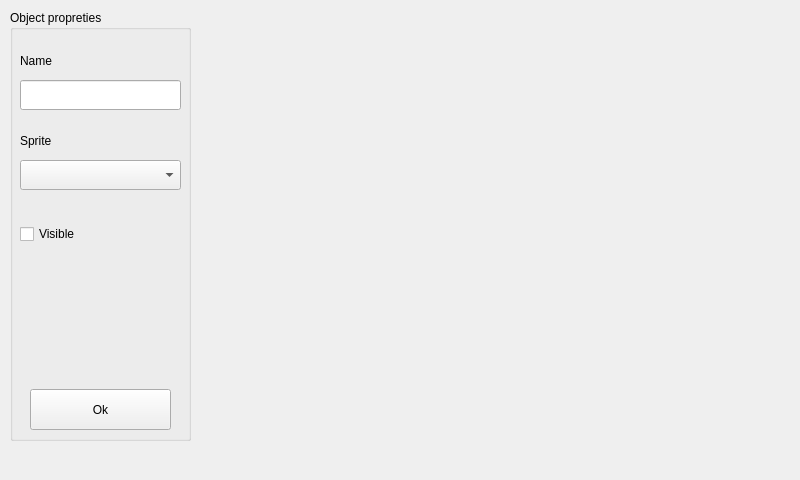
Before: the Qt Designer form objecteditor.ui in LoxoSoftware/FreeGM, drawn with Qt 5.
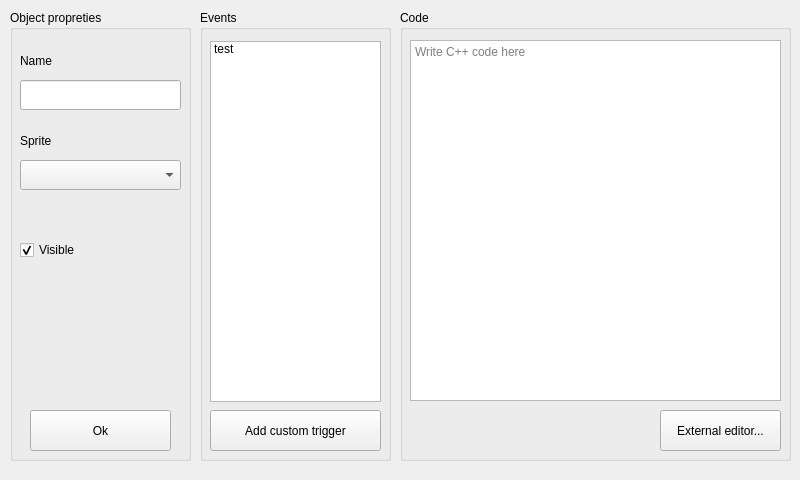
After: the same form once the commit is applied. Icons and pictures are not drawn.

What changed in the file:
```diff
--- a/objecteditor.ui
+++ b/objecteditor.ui
@@ -32,7 +32,7 @@
       <x>10</x>
       <y>10</y>
       <width>181</width>
-      <height>431</height>
+      <height>451</height>
      </rect>
     </property>
     <property name="title">
@@ -61,24 +61,11 @@
       </rect>
      </property>
     </widget>
-    <widget class="QCheckBox" name="checkBox">
-     <property name="geometry">
-      <rect>
-       <x>10</x>
-       <y>210</y>
-       <width>100</width>
-       <height>28</height>
-      </rect>
-     </property>
-     <property name="text">
-      <string>Visible</string>
-     </property>
-    </widget>
     <widget class="QPushButton" name="btnOk">
      <property name="geometry">
       <rect>
        <x>20</x>
-       <y>379</y>
+       <y>400</y>
        <width>141</width>
        <height>41</height>
       </rect>
@@ -114,17 +101,122 @@
       </rect>
      </property>
     </widget>
+    <widget class="QWidget" name="verticalLayoutWidget">
+     <property name="geometry">
+      <rect>
+       <x>10</x>
+       <y>200</y>
+       <width>160</width>
+       <height>80</height>
+      </rect>
+     </property>
+     <layout class="QVBoxLayout" name="verticalLayout">
+      <item>
+       <widget class="QCheckBox" name="chkVisible">
+        <property name="text">
+         <string>Visible</string>
+        </property>
+        <property name="checked">
+         <bool>true</bool>
+        </property>
+       </widget>
+      </item>
+     </layout>
+    </widget>
    </widget>
-  </widget>
-  <widget class="QMenuBar" name="menubar">
-   <property name="geometry">
-    <rect>
-     <x>0</x>
-     <y>0</y>
-     <width>800</width>
-     <height>27</height>
-    </rect>
-   </property>
+   <widget class="QGroupBox" name="groupBox_2">
+    <property name="geometry">
+     <rect>
+      <x>200</x>
+      <y>10</y>
+      <width>191</width>
+      <height>451</height>
+     </rect>
+    </property>
+    <property name="title">
+     <string>Events</string>
+    </property>
+    <widget class="QListWidget" name="lstEvents">
+     <property name="geometry">
+      <rect>
+       <x>10</x>
+       <y>31</y>
+       <width>171</width>
+       <height>361</height>
+      </rect>
+     </property>
+     <property name="iconSize">
+      <size>
+       <width>32</width>
+       <height>32</height>
+      </size>
+     </property>
+     <property name="itemAlignment">
+      <set>Qt::AlignLeading</set>
+     </property>
+     <item>
+      <property name="text">
+       <string>test</string>
+      </property>
+      <property name="icon">
+       <iconset resource="resources.qrc">
+        <normaloff>:/icons/constant</normaloff>:/icons/constant</iconset>
+      </property>
+     </item>
+    </widget>
+    <widget class="QPushButton" name="btnAddEvent">
+     <property name="geometry">
+      <rect>
+       <x>10</x>
+       <y>400</y>
+       <width>171</width>
+       <height>41</height>
+      </rect>
+     </property>
+     <property name="text">
+      <string>Add custom trigger</string>
+     </property>
+    </widget>
+   </widget>
+   <widget class="QGroupBox" name="groupBox_3">
+    <property name="geometry">
+     <rect>
+      <x>400</x>
+      <y>10</y>
+      <width>391</width>
+      <height>451</height>
+     </rect>
+    </property>
+    <property name="title">
+     <string>Code</string>
+    </property>
+    <widget class="QTextEdit" name="txtCode">
+     <property name="geometry">
+      <rect>
+       <x>10</x>
+       <y>30</y>
+       <width>371</width>
+       <height>361</height>
+      </rect>
+     </property>
+     <property name="placeholderText">
+      <string>Write C++ code here</string>
+     </property>
+    </widget>
+    <widget class="QPushButton" name="btnExternalCode">
+     <property name="geometry">
+      <rect>
+       <x>260</x>
+       <y>400</y>
+       <width>121</width>
+       <height>41</height>
+      </rect>
+     </property>
+     <property name="text">
+      <string>External editor...</string>
+     </property>
+    </widget>
+   </widget>
   </widget>
  </widget>
  <resources>
```
Left out of the diff: 4 changed lines with no effect on the pictures.
